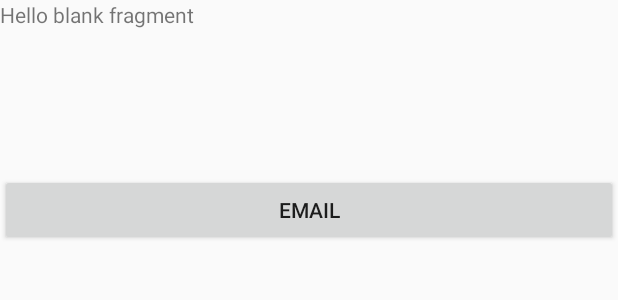
After one commit to LolaAbudu/Lolitas_Kitchen, an Android app: the layout fragment_selected_meal.xml on its own in the app's theme, with its tools: preview values and no code run, on a phone screen of 412 x 824 dp. The commit adds this screen. Shown: the top 300 px of the screen. Run offline under Robolectric (Android 15) with nearby library versions, the phone set to English and light mode, and no system bars; network calls fail.

Commit message:
created specific meal fragment, email button and accounted for orientation change

```diff
--- a/app/src/main/AndroidManifest.xml
+++ b/app/src/main/AndroidManifest.xml
@@ -13,7 +13,8 @@
         android:supportsRtl="true"
         android:theme="@style/AppTheme"
         tools:ignore="GoogleAppIndexingWarning">
-        <activity android:name=".MainActivity">
+        <activity android:name=".MainActivity"
+            android:screenOrientation="portrait">
             <intent-filter>
                 <action android:name="android.intent.action.MAIN" />
 
--- a/app/src/main/java/org/pursuit/mealprep/controller/ChooseOptionAdapter.java
+++ b/app/src/main/java/org/pursuit/mealprep/controller/ChooseOptionAdapter.java
@@ -2,6 +2,7 @@ package org.pursuit.mealprep.controller;
 
 import android.support.annotation.NonNull;
 import android.support.v7.widget.RecyclerView;
+import android.util.SparseBooleanArray;
 import android.view.LayoutInflater;
 import android.view.ViewGroup;
 
@@ -15,6 +16,9 @@ public class ChooseOptionAdapter extends RecyclerView.Adapter<ChooseOptionViewHo
 
     private List<String> ingredientsList;
     private IngredientSelectedListener listener;
+
+    //use to save the state of the checked Textbox
+    private SparseBooleanArray itemStateArray= new SparseBooleanArray();
 
     public ChooseOptionAdapter(IngredientSelectedListener listener, List<String> ingredientsList) {
         this.ingredientsList = ingredientsList;
@@ -41,5 +45,6 @@ public class ChooseOptionAdapter extends RecyclerView.Adapter<ChooseOptionViewHo
     public void setData(List<String> ingredients) {
         this.ingredientsList = ingredients;
         notifyDataSetChanged();
+
     }
 }
--- /dev/null
+++ b/app/src/main/res/layout/fragment_selected_meal.xml
@@ -0,0 +1,51 @@
+<?xml version="1.0" encoding="utf-8"?>
+<LinearLayout xmlns:android="http://schemas.android.com/apk/res/android"
+    xmlns:tools="http://schemas.android.com/tools"
+    android:layout_width="match_parent"
+    android:layout_height="match_parent"
+    tools:context=".fragments.SelectedMealFragment"
+    android:orientation="vertical">
+
+    <TextView
+        android:id="@+id/selected_meal_name_textView"
+        android:layout_width="match_parent"
+        android:layout_height="wrap_content"
+        android:text="@string/hello_blank_fragment" />
+
+    <ImageView
+        android:id="@+id/selected_meal_image_imageView"
+        android:layout_width="match_parent"
+        android:layout_height="wrap_content" />
+
+    <TextView
+        android:id="@+id/selected_meal_description_textView"
+        android:layout_width="match_parent"
+        android:layout_height="wrap_content" />
+
+    <TextView
+        android:id="@+id/selected_meal_ingredients_textView"
+        android:layout_width="match_parent"
+        android:layout_height="wrap_content" />
+
+    <TextView
+        android:id="@+id/selected_meal_direction_textView"
+        android:layout_width="match_parent"
+        android:layout_height="wrap_content" />
+
+    <TextView
+        android:id="@+id/selected_meal_nutritionalFacts_textView"
+        android:layout_width="match_parent"
+        android:layout_height="wrap_content" />
+
+    <TextView
+        android:id="@+id/selected_meal_cookTime_textView"
+        android:layout_width="match_parent"
+        android:layout_height="wrap_content" />
+
+    <Button
+        android:id="@+id/selected_email_button"
+        android:layout_width="match_parent"
+        android:layout_height="wrap_content"
+        android:text="Email"/>
+
+</LinearLayout>
```
Also changed, not shown: app/src/main/java/org/pursuit/mealprep/MainActivity.java (+28 -3 lines), app/src/main/java/org/pursuit/mealprep/ViewPagerFragmentInteractionListener.java (+16 -1 lines), app/src/main/java/org/pursuit/mealprep/controller/DisplayAllMealsAdapter.java (+5 -4 lines), app/src/main/java/org/pursuit/mealprep/fragments/ChooseOptionFragment.java (+5 -17 lines), app/src/main/java/org/pursuit/mealprep/fragments/DisplayAllMealsFragment.java (+35 -27 lines), app/src/main/java/org/pursuit/mealprep/fragments/SelectedMealFragment.java (added, +157 -0 lines), app/src/main/java/org/pursuit/mealprep/fragments/ViewPagerFragment.java (+18 -18 lines), app/src/main/java/org/pursuit/mealprep/view/DisplayAllMealsViewHolder.java (+29 -1 lines).
